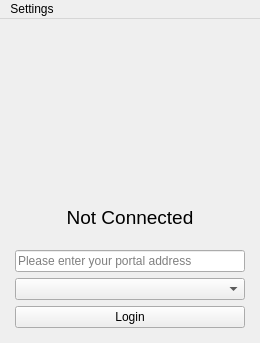
Above: GPClient/gpclient.ui from inloco/GlobalProtect-openconnect before the change. Below: the same form after it.
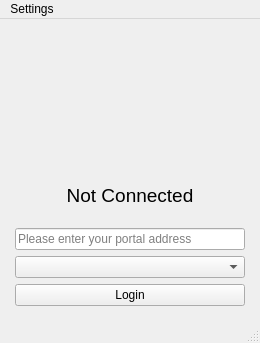
That is the form after the change. Icons and pictures are not drawn.

Commit message: Added support for installing certificates and others * Added support for installing and removing CAs; * "Best available" is now saved as a last option when chosen; * Some tasks have been moved to another class; * "Best Avalilable" no longer blocks the GUI.

```diff
--- a/GPClient/gpclient.ui
+++ b/GPClient/gpclient.ui
@@ -140,6 +140,7 @@
    </widget>
    <addaction name="menuSettings"/>
   </widget>
+  <widget class="QStatusBar" name="statusBar"/>
   <action name="actionLogout">
    <property name="text">
     <string>Logout</string>
```
Left out of the diff: 21 changed lines with no effect on the pictures. The commit also changes 7 other files.
